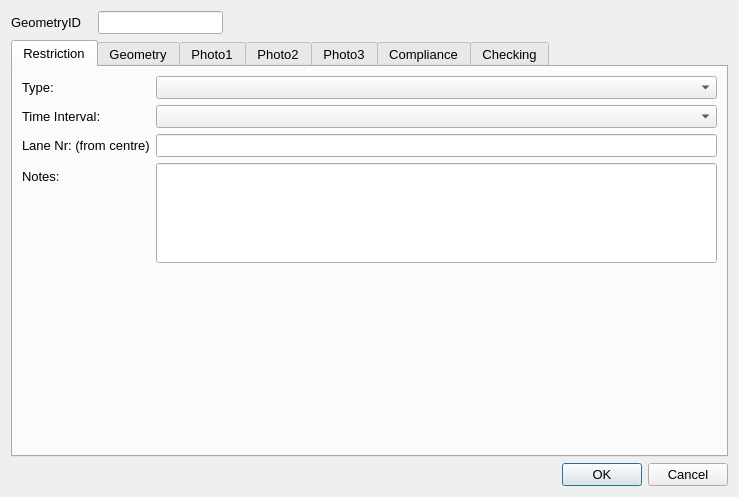
tlh22/demandForm, file ui/SpecialDesignations.ui: the form before one commit.
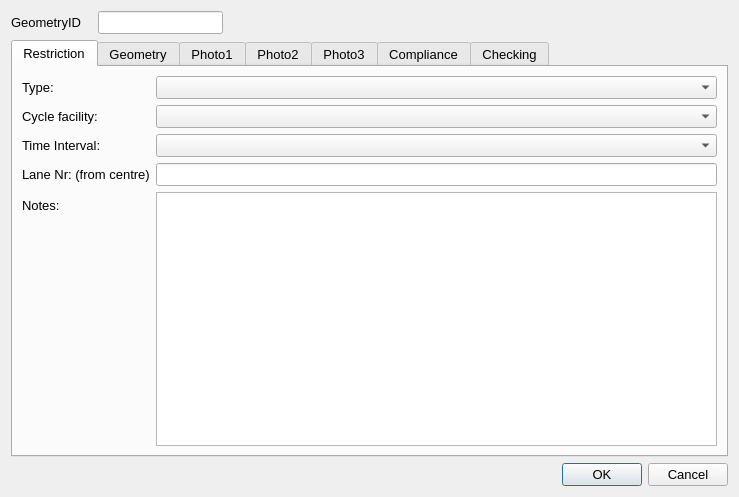
The form after the commit. Icons and pictures are not drawn.

What changed in the file:
```diff
--- a/ui/SpecialDesignations.ui
+++ b/ui/SpecialDesignations.ui
@@ -117,46 +117,46 @@
        <item row="2" column="1">
         <widget class="QComboBox" name="designation"/>
        </item>
-       <item row="3" column="0">
+       <item row="4" column="0">
         <widget class="QLabel" name="label_6">
          <property name="text">
           <string>Time Interval:</string>
          </property>
         </widget>
        </item>
-       <item row="3" column="1">
+       <item row="4" column="1">
         <widget class="QComboBox" name="timeInterval"/>
        </item>
-       <item row="4" column="0">
+       <item row="5" column="0">
         <widget class="QLabel" name="label_3">
          <property name="text">
           <string>Lane Nr: (from centre)</string>
          </property>
         </widget>
        </item>
-       <item row="4" column="1">
+       <item row="5" column="1">
         <widget class="QLineEdit" name="NrStands"/>
        </item>
-       <item row="8" column="0">
+       <item row="9" column="0">
         <widget class="QLabel" name="lbl_Notes">
          <property name="text">
           <string>Notes:</string>
          </property>
         </widget>
        </item>
-       <item row="8" column="1">
-        <widget class="QLineEdit" name="Notes">
-         <property name="minimumSize">
-          <size>
-           <width>0</width>
-           <height>100</height>
-          </size>
-         </property>
-         <property name="alignment">
-          <set>Qt::AlignLeading|Qt::AlignLeft|Qt::AlignTop</set>
+       <item row="3" column="0">
+        <widget class="QLabel" name="label_15">
+         <property name="text">
+          <string>Cycle facility:</string>
          </property>
         </widget>
        </item>
+       <item row="3" column="1">
+        <widget class="QComboBox" name="cycleFacility"/>
+       </item>
+       <item row="9" column="1">
+        <widget class="QTextEdit" name="Notes"/>
+       </item>
       </layout>
      </widget>
      <widget class="QWidget" name="Geometry">
```
